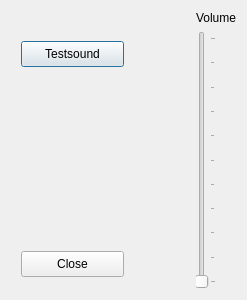
Qt form src/vi/ui/SoundSetup.ui (Xanthos-Code/vintel) before a commit.
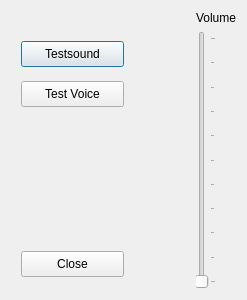
The same form after that commit.

Commit message: Add crossplatform text-to-speech

The edit to the form file:
```diff
--- a/src/vi/ui/SoundSetup.ui
+++ b/src/vi/ui/SoundSetup.ui
@@ -47,6 +47,19 @@
          <string>Close</string>
         </property>
        </widget>
+       <widget class="QPushButton" name="testVoiceButton">
+        <property name="geometry">
+         <rect>
+          <x>10</x>
+          <y>70</y>
+          <width>103</width>
+          <height>26</height>
+         </rect>
+        </property>
+        <property name="text">
+         <string>Test Voice</string>
+        </property>
+       </widget>
       </widget>
      </item>
      <item>
```
The commit also changes 2 other files.
